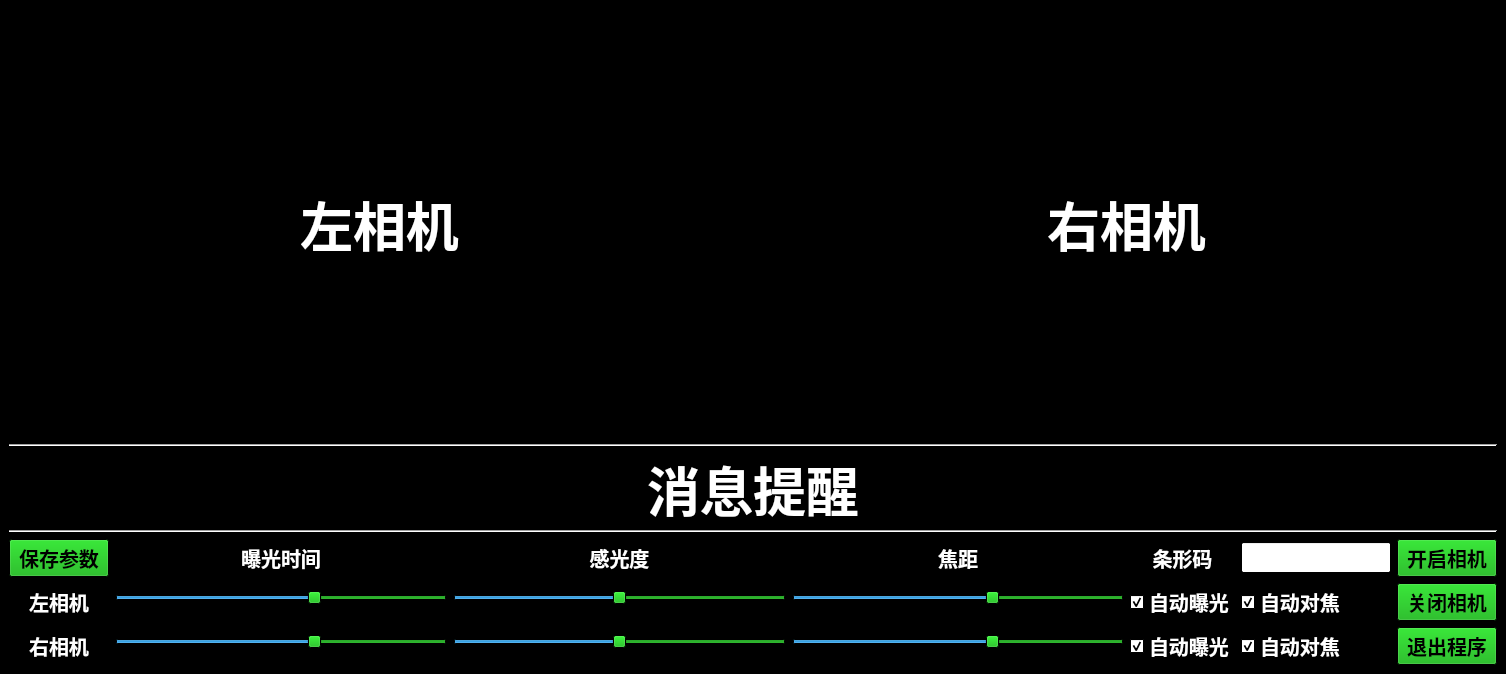
The window that ui/main.ui (Marco-ardu/DetectScraw) describes before a commit, drawn with Qt 5.
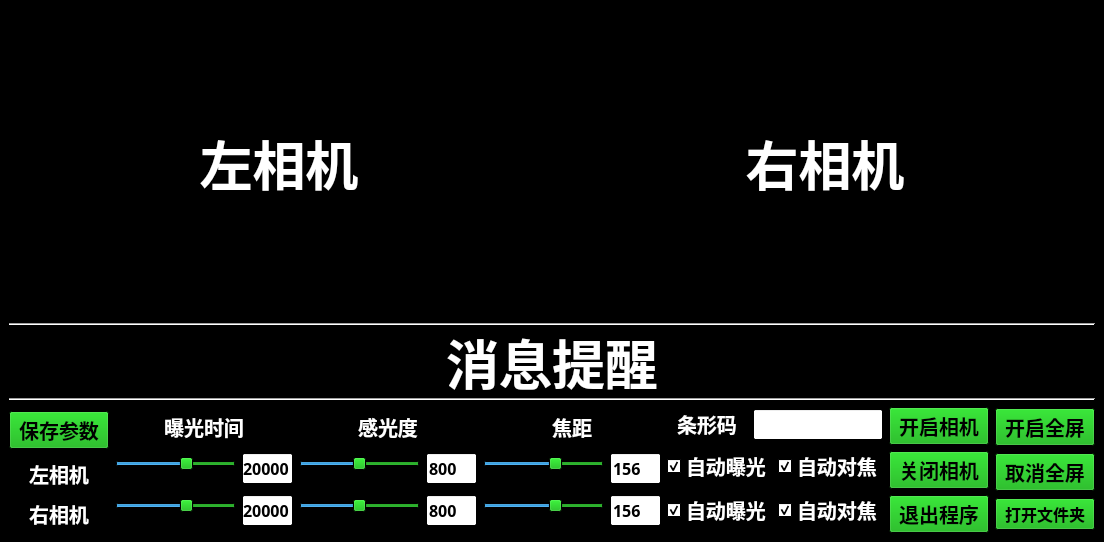
The same window after the commit. Icons and pictures are not drawn.

Commit message: Added slider value display, automatic switching of auto function logic, open picture folder function, open and close full screen function, update readme.md

```diff
--- a/ui/main.ui
+++ b/ui/main.ui
@@ -6,8 +6,8 @@
    <rect>
     <x>0</x>
     <y>0</y>
-    <width>1506</width>
-    <height>674</height>
+    <width>1104</width>
+    <height>542</height>
    </rect>
   </property>
   <property name="palette">
@@ -140,7 +140,7 @@
    <string>OAK Scraw Detect</string>
   </property>
   <widget class="QWidget" name="centralwidget">
-   <layout class="QVBoxLayout" name="verticalLayout" stretch="6,1,1,1,1">
+   <layout class="QVBoxLayout" name="verticalLayout_8" stretch="8,1,1,1,2">
     <item>
      <layout class="QHBoxLayout" name="horizontalLayout">
       <item>
@@ -259,12 +259,20 @@
      </widget>
     </item>
     <item>
-     <layout class="QGridLayout" name="gridLayout">
-      <item row="0" column="4">
-       <widget class="QLabel" name="Barcodelabel">
+     <layout class="QHBoxLayout" name="horizontalLayout_11" stretch="1,3,3,3,2,1,1">
+      <item>
+       <layout class="QVBoxLayout" name="verticalLayout_2" stretch="1,1,1">
+        <item>
+         <widget class="QPushButton" name="SaveButton">
+          <property name="sizePolicy">
+           <sizepolicy hsizetype="Fixed" vsizetype="Fixed">
+            <horstretch>0</horstretch>
+            <verstretch>0</verstretch>
+           </sizepolicy>
+          </property>
         <property name="minimumSize">
          <size>
-          <width>80</width>
+            <width>100</width>
           <height>0</height>
          </size>
         </property>
@@ -280,15 +288,18 @@
          </font>
         </property>
         <property name="text">
-         <string>条形码</string>
-        </property>
-        <property name="alignment">
-         <set>Qt::AlignCenter</set>
-        </property>
-       </widget>
-      </item>
-      <item row="0" column="5">
-       <widget class="QLineEdit" name="BarCodeValue">
+           <string>保存参数</string>
+          </property>
+         </widget>
+        </item>
+        <item>
+         <widget class="QLabel" name="left_label">
+          <property name="sizePolicy">
+           <sizepolicy hsizetype="Fixed" vsizetype="Fixed">
+            <horstretch>0</horstretch>
+            <verstretch>0</verstretch>
+           </sizepolicy>
+          </property>
         <property name="minimumSize">
          <size>
           <width>100</width>
@@ -297,22 +308,6 @@
         </property>
         <property name="maximumSize">
          <size>
-          <width>150</width>
-          <height>16777215</height>
-         </size>
-        </property>
-       </widget>
-      </item>
-      <item row="0" column="3">
-       <widget class="QLabel" name="lensPos_label">
-        <property name="minimumSize">
-         <size>
-          <width>80</width>
-          <height>0</height>
-         </size>
-        </property>
-        <property name="maximumSize">
-         <size>
           <width>400</width>
           <height>16777215</height>
          </size>
@@ -323,15 +318,21 @@
          </font>
         </property>
         <property name="text">
-         <string>焦距</string>
+           <string>左相机</string>
         </property>
         <property name="alignment">
          <set>Qt::AlignCenter</set>
         </property>
        </widget>
       </item>
-      <item row="1" column="3">
-       <widget class="QSlider" name="left_lensPos_value">
+        <item>
+         <widget class="QLabel" name="right_label">
+          <property name="sizePolicy">
+           <sizepolicy hsizetype="Fixed" vsizetype="Fixed">
+            <horstretch>0</horstretch>
+            <verstretch>0</verstretch>
+           </sizepolicy>
+          </property>
         <property name="minimumSize">
          <size>
           <width>100</width>
@@ -344,37 +345,31 @@
           <height>16777215</height>
          </size>
         </property>
-        <property name="contextMenuPolicy">
-         <enum>Qt::DefaultContextMenu</enum>
-        </property>
-        <property name="minimum">
-         <number>1</number>
-        </property>
-        <property name="maximum">
-         <number>255</number>
-        </property>
-        <property name="value">
-         <number>156</number>
-        </property>
-        <property name="orientation">
-         <enum>Qt::Horizontal</enum>
-        </property>
-        <property name="invertedAppearance">
-         <bool>false</bool>
-        </property>
-        <property name="invertedControls">
-         <bool>false</bool>
-        </property>
-        <property name="tickPosition">
-         <enum>QSlider::TicksBelow</enum>
-        </property>
-        <property name="tickInterval">
-         <number>10</number>
-        </property>
-       </widget>
-      </item>
-      <item row="0" column="1">
+          <property name="font">
+           <font>
+            <pointsize>15</pointsize>
+           </font>
+          </property>
+          <property name="text">
+           <string>右相机</string>
+          </property>
+          <property name="alignment">
+           <set>Qt::AlignCenter</set>
+          </property>
+         </widget>
+        </item>
+       </layout>
+      </item>
+      <item>
+       <layout class="QVBoxLayout" name="verticalLayout" stretch="1,1,1">
+        <item>
        <widget class="QLabel" name="exp_time_label">
+          <property name="sizePolicy">
+           <sizepolicy hsizetype="Fixed" vsizetype="Fixed">
+            <horstretch>0</horstretch>
+            <verstretch>0</verstretch>
+           </sizepolicy>
+          </property>
         <property name="minimumSize">
          <size>
           <width>90</width>
@@ -400,8 +395,120 @@
         </property>
        </widget>
       </item>
-      <item row="0" column="2">
+        <item>
+         <layout class="QHBoxLayout" name="horizontalLayout_3" stretch="5,1">
+          <item>
+           <widget class="QSlider" name="left_exp_time_value">
+            <property name="sizePolicy">
+             <sizepolicy hsizetype="Expanding" vsizetype="Fixed">
+              <horstretch>0</horstretch>
+              <verstretch>0</verstretch>
+             </sizepolicy>
+            </property>
+            <property name="minimumSize">
+             <size>
+              <width>100</width>
+              <height>0</height>
+             </size>
+            </property>
+            <property name="maximumSize">
+             <size>
+              <width>400</width>
+              <height>16777215</height>
+             </size>
+            </property>
+            <property name="minimum">
+             <number>1</number>
+            </property>
+            <property name="maximum">
+             <number>33000</number>
+            </property>
+            <property name="value">
+             <number>20000</number>
+            </property>
+            <property name="orientation">
+             <enum>Qt::Horizontal</enum>
+            </property>
+            <property name="tickPosition">
+             <enum>QSlider::TicksBelow</enum>
+            </property>
+            <property name="tickInterval">
+             <number>1000</number>
+            </property>
+           </widget>
+          </item>
+          <item>
+           <widget class="QLineEdit" name="left_exp_time_edit">
+            <property name="text">
+             <string>20000</string>
+            </property>
+           </widget>
+          </item>
+         </layout>
+        </item>
+        <item>
+         <layout class="QHBoxLayout" name="horizontalLayout_2" stretch="5,1">
+          <item>
+           <widget class="QSlider" name="right_exp_time_value">
+            <property name="sizePolicy">
+             <sizepolicy hsizetype="Ignored" vsizetype="Fixed">
+              <horstretch>0</horstretch>
+              <verstretch>0</verstretch>
+             </sizepolicy>
+            </property>
+            <property name="minimumSize">
+             <size>
+              <width>100</width>
+              <height>0</height>
+             </size>
+            </property>
+            <property name="maximumSize">
+             <size>
+              <width>400</width>
+              <height>16777215</height>
+             </size>
+            </property>
+            <property name="minimum">
+             <number>1</number>
+            </property>
+            <property name="maximum">
+             <number>33000</number>
+            </property>
+            <property name="value">
+             <number>20000</number>
+            </property>
+            <property name="orientation">
+             <enum>Qt::Horizontal</enum>
+            </property>
+            <property name="tickPosition">
+             <enum>QSlider::TicksBelow</enum>
+            </property>
+            <property name="tickInterval">
+             <number>1000</number>
+            </property>
+           </widget>
+          </item>
+          <item>
+           <widget class="QLineEdit" name="right_exp_time_edit">
+            <property name="text">
+             <string>20000</string>
+            </property>
+           </widget>
+          </item>
+         </layout>
+        </item>
+       </layout>
+      </item>
+      <item>
+       <layout class="QVBoxLayout" name="verticalLayout_3" stretch="1,1,1">
+        <item>
        <widget class="QLabel" name="sens_ios_label">
+          <property name="sizePolicy">
+           <sizepolicy hsizetype="Fixed" vsizetype="Fixed">
+            <horstretch>0</horstretch>
+            <verstretch>0</verstretch>
+           </sizepolicy>
+          </property>
         <property name="minimumSize">
          <size>
           <width>70</width>
@@ -427,108 +534,16 @@
         </property>
        </widget>
       </item>
-      <item row="2" column="0">
-       <widget class="QLabel" name="right_label">
-        <property name="minimumSize">
-         <size>
-          <width>70</width>
-          <height>0</height>
-         </size>
-        </property>
-        <property name="maximumSize">
-         <size>
-          <width>400</width>
-          <height>16777215</height>
-         </size>
-        </property>
-        <property name="font">
-         <font>
-          <pointsize>15</pointsize>
-         </font>
-        </property>
-        <property name="text">
-         <string>右相机</string>
-        </property>
-        <property name="alignment">
-         <set>Qt::AlignCenter</set>
-        </property>
-       </widget>
-      </item>
-      <item row="0" column="6">
-       <widget class="QPushButton" name="btnStart">
-        <property name="enabled">
-         <bool>true</bool>
-        </property>
-        <property name="sizePolicy">
-         <sizepolicy hsizetype="Preferred" vsizetype="Preferred">
-          <horstretch>0</horstretch>
-          <verstretch>3</verstretch>
-         </sizepolicy>
-        </property>
-        <property name="minimumSize">
-         <size>
-          <width>100</width>
-          <height>0</height>
-         </size>
-        </property>
-        <property name="maximumSize">
-         <size>
-          <width>400</width>
-          <height>16777215</height>
-         </size>
-        </property>
-        <property name="font">
-         <font>
-          <family>微軟正黑體</family>
-          <pointsize>15</pointsize>
-          <weight>75</weight>
-          <bold>true</bold>
-         </font>
-        </property>
-        <property name="text">
-         <string>开启相机</string>
-        </property>
-        <property name="autoRepeatDelay">
-         <number>300</number>
-        </property>
-       </widget>
-      </item>
-      <item row="2" column="2">
-       <widget class="QSlider" name="right_sens_ios_value">
-        <property name="minimumSize">
-         <size>
-          <width>100</width>
-          <height>0</height>
-         </size>
-        </property>
-        <property name="maximumSize">
-         <size>
-          <width>400</width>
-          <height>16777215</height>
-         </size>
-        </property>
-        <property name="minimum">
-         <number>1</number>
-        </property>
-        <property name="maximum">
-         <number>1600</number>
-        </property>
-        <property name="value">
-         <number>800</number>
-        </property>
-        <property name="orientation">
-         <enum>Qt::Horizontal</enum>
-        </property>
-        <property name="tickPosition">
-         <enum>QSlider::TicksBelow</enum>
-        </property>
-        <property name="tickInterval">
-         <number>80</number>
-        </property>
-       </widget>
-      </item>
-      <item row="1" column="2">
+        <item>
+         <layout class="QHBoxLayout" name="horizontalLayout_4" stretch="5,1">
+          <item>
        <widget class="QSlider" name="left_sens_ios_value">
+            <property name="sizePolicy">
+             <sizepolicy hsizetype="Expanding" vsizetype="Fixed">
+              <horstretch>0</horstretch>
+              <verstretch>0</verstretch>
+             </sizepolicy>
+            </property>
         <property name="minimumSize">
          <size>
           <width>100</width>
@@ -561,8 +576,25 @@
         </property>
        </widget>
       </item>
-      <item row="0" column="0">
-       <widget class="QPushButton" name="SaveButton">
+          <item>
+           <widget class="QLineEdit" name="left_sens_ios_edit">
+            <property name="text">
+             <string>800</string>
+            </property>
+           </widget>
+          </item>
+         </layout>
+        </item>
+        <item>
+         <layout class="QHBoxLayout" name="horizontalLayout_5" stretch="5,1">
+          <item>
+           <widget class="QSlider" name="right_sens_ios_value">
+            <property name="sizePolicy">
+             <sizepolicy hsizetype="Expanding" vsizetype="Fixed">
+              <horstretch>0</horstretch>
+              <verstretch>0</verstretch>
+             </sizepolicy>
+            </property>
         <property name="minimumSize">
          <size>
           <width>100</width>
@@ -575,21 +607,50 @@
           <height>16777215</height>
          </size>
         </property>
-        <property name="font">
-         <font>
-          <pointsize>15</pointsize>
-         </font>
-        </property>
+            <property name="minimum">
+             <number>1</number>
+            </property>
+            <property name="maximum">
+             <number>1600</number>
+            </property>
+            <property name="value">
+             <number>800</number>
+            </property>
+            <property name="orientation">
+             <enum>Qt::Horizontal</enum>
+            </property>
+            <property name="tickPosition">
+             <enum>QSlider::TicksBelow</enum>
+            </property>
+            <property name="tickInterval">
+             <number>80</number>
+            </property>
+           </widget>
+          </item>
+          <item>
+           <widget class="QLineEdit" name="right_sens_ios_edit">
         <property name="text">
-         <string>保存参数</string>
+             <string>800</string>
         </property>
        </widget>
       </item>
-      <item row="1" column="5">
-       <widget class="QCheckBox" name="autofocusleft">
+         </layout>
+        </item>
+       </layout>
+      </item>
+      <item>
+       <layout class="QVBoxLayout" name="verticalLayout_4" stretch="1,1,1">
+        <item>
+         <widget class="QLabel" name="lensPos_label">
+          <property name="sizePolicy">
+           <sizepolicy hsizetype="Fixed" vsizetype="Fixed">
+            <horstretch>0</horstretch>
+            <verstretch>0</verstretch>
+           </sizepolicy>
+          </property>
         <property name="minimumSize">
          <size>
-          <width>105</width>
+            <width>80</width>
           <height>0</height>
          </size>
         </property>
@@ -605,15 +666,23 @@
          </font>
         </property>
         <property name="text">
-         <string>自动对焦</string>
-        </property>
-        <property name="checked">
-         <bool>true</bool>
+           <string>焦距</string>
+          </property>
+          <property name="alignment">
+           <set>Qt::AlignCenter</set>
         </property>
        </widget>
       </item>
-      <item row="2" column="1">
-       <widget class="QSlider" name="right_exp_time_value">
+        <item>
+         <layout class="QHBoxLayout" name="horizontalLayout_6" stretch="6,1">
+          <item>
+           <widget class="QSlider" name="left_lensPos_value">
+            <property name="sizePolicy">
+             <sizepolicy hsizetype="Expanding" vsizetype="Fixed">
+              <horstretch>0</horstretch>
+              <verstretch>0</verstretch>
+             </sizepolicy>
+            </property>
         <property name="minimumSize">
          <size>
           <width>100</width>
@@ -630,24 +699,173 @@
          <number>1</number>
         </property>
         <property name="maximum">
-         <number>33000</number>
+             <number>255</number>
         </property>
         <property name="value">
-         <number>20000</number>
+             <number>156</number>
         </property>
         <property name="orientation">
          <enum>Qt::Horizontal</enum>
         </property>
+            <property name="invertedAppearance">
+             <bool>false</bool>
+            </property>
+            <property name="invertedControls">
+             <bool>false</bool>
+            </property>
         <property name="tickPosition">
          <enum>QSlider::TicksBelow</enum>
         </property>
         <property name="tickInterval">
-         <number>1000</number>
+             <number>10</number>
         </property>
        </widget>
       </item>
-      <item row="1" column="4">
+          <item>
+           <widget class="QLineEdit" name="left_lensPos_edit">
+            <property name="text">
+             <string>156</string>
+            </property>
+           </widget>
+          </item>
+         </layout>
+        </item>
+        <item>
+         <layout class="QHBoxLayout" name="horizontalLayout_7" stretch="6,1">
+          <item>
+           <widget class="QSlider" name="right_lensPos_value">
+            <property name="sizePolicy">
+             <sizepolicy hsizetype="Expanding" vsizetype="Fixed">
+              <horstretch>0</horstretch>
+              <verstretch>0</verstretch>
+             </sizepolicy>
+            </property>
+            <property name="minimumSize">
+             <size>
+              <width>100</width>
+              <height>0</height>
+             </size>
+            </property>
+            <property name="maximumSize">
+             <size>
+              <width>400</width>
+              <height>16777215</height>
+             </size>
+            </property>
+            <property name="contextMenuPolicy">
+             <enum>Qt::DefaultContextMenu</enum>
+            </property>
+            <property name="minimum">
+             <number>1</number>
+            </property>
+            <property name="maximum">
+             <number>255</number>
+            </property>
+            <property name="value">
+             <number>156</number>
+            </property>
+            <property name="orientation">
+             <enum>Qt::Horizontal</enum>
+            </property>
+            <property name="invertedAppearance">
+             <bool>false</bool>
+            </property>
+            <property name="invertedControls">
+             <bool>false</bool>
+            </property>
+            <property name="tickPosition">
+             <enum>QSlider::TicksBelow</enum>
+            </property>
+            <property name="tickInterval">
+             <number>10</number>
+            </property>
+           </widget>
+          </item>
+          <item>
+           <widget class="QLineEdit" name="right_lensPos_edit">
+            <property name="text">
+             <string>156</string>
+            </property>
+           </widget>
+          </item>
+         </layout>
+        </item>
+       </layout>
+      </item>
+      <item>
+       <layout class="QVBoxLayout" name="verticalLayout_6" stretch="1,1,1">
+        <item>
+         <layout class="QHBoxLayout" name="horizontalLayout_10">
+          <item>
+           <widget class="QLabel" name="Barcodelabel">
+            <property name="sizePolicy">
+             <sizepolicy hsizetype="Fixed" vsizetype="Fixed">
+              <horstretch>0</horstretch>
+              <verstretch>0</verstretch>
+             </sizepolicy>
+            </property>
+            <property name="minimumSize">
+             <size>
+              <width>80</width>
+              <height>0</height>
+             </size>
+            </property>
+            <property name="maximumSize">
+             <size>
+              <width>400</width>
+              <height>16777215</height>
+             </size>
+            </property>
+            <property name="font">
+             <font>
+              <pointsize>15</pointsize>
+             </font>
+            </property>
+            <property name="text">
+             <string>条形码</string>
+            </property>
+            <property name="alignment">
+             <set>Qt::AlignCenter</set>
+            </property>
+           </widget>
+          </item>
+          <item>
+           <widget class="QLineEdit" name="BarCodeValue">
+            <property name="sizePolicy">
+             <sizepolicy hsizetype="Fixed" vsizetype="Fixed">
+              <horstretch>0</horstretch>
+              <verstretch>0</verstretch>
+             </sizepolicy>
+            </property>
+            <property name="minimumSize">
+             <size>
+              <width>100</width>
+              <height>0</height>
+             </size>
+            </property>
+            <property name="maximumSize">
+             <size>
+              <width>150</width>
+              <height>16777215</height>
+             </size>
+            </property>
+           </widget>
+          </item>
+         </layout>
+        </item>
+        <item>
+         <layout class="QHBoxLayout" name="horizontalLayout_9" stretch="1,1">
+          <property name="sizeConstraint">
+           <enum>QLayout::SetDefaultConstraint</enum>
+          </property>
+          <item>
        <widget class="QCheckBox" name="autoexpleft">
+            <property name="sizePolicy">
+             <sizepolicy hsizetype="Fixed" vsizetype="Fixed">
+              <horstretch>0</horstretch>
+              <verstretch>0</verstretch>
+             </sizepolicy>
+            </property>
         <property name="minimumSize">
          <size>
           <width>105</width>
@@ -665,6 +883,12 @@
           <pointsize>15</pointsize>
          </font>
         </property>
+            <property name="layoutDirection">
+             <enum>Qt::LeftToRight</enum>
+            </property>
+            <property name="autoFillBackground">
+             <bool>false</bool>
+            </property>
         <property name="text">
          <string>自动曝光</string>
         </property>
@@ -673,17 +897,17 @@
         </property>
        </widget>
       </item>
-      <item row="1" column="6">
-       <widget class="QPushButton" name="btnStop">
+          <item>
+           <widget class="QCheckBox" name="autofocusleft">
         <property name="sizePolicy">
-         <sizepolicy hsizetype="Preferred" vsizetype="Preferred">
+             <sizepolicy hsizetype="Fixed" vsizetype="Fixed">
           <horstretch>0</horstretch>
           <verstretch>0</verstretch>
          </sizepolicy>
         </property>
         <property name="minimumSize">
          <size>
-          <width>100</width>
+              <width>105</width>
           <height>0</height>
          </size>
         </property>
@@ -695,19 +919,35 @@
         </property>
         <property name="font">
          <font>
-          <family>微軟正黑體</family>
           <pointsize>15</pointsize>
-          <weight>75</weight>
-          <bold>true</bold>
          </font>
         </property>
         <property name="text">
-         <string>关闭相机</string>
+             <string>自动对焦</string>
+            </property>
+            <property name="checkable">
+             <bool>true</bool>
+            </property>
+            <property name="checked">
+             <bool>true</bool>
+            </property>
+            <property name="tristate">
+             <bool>false</bool>
         </property>
        </widget>
       </item>
-      <item row="2" column="4">
+         </layout>
+        </item>
+        <item>
+         <layout class="QHBoxLayout" name="horizontalLayout_8">
+          <item>
        <widget class="QCheckBox" name="autoexpright">
+            <property name="sizePolicy">
+             <sizepolicy hsizetype="Fixed" vsizetype="Fixed">
+              <horstretch>0</horstretch>
+              <verstretch>0</verstretch>
+             </sizepolicy>
+            </property>
         <property name="minimumSize">
          <size>
           <width>105</width>
@@ -745,8 +985,14 @@
         </property>
        </widget>
       </item>
-      <item row="2" column="5">
+          <item>
        <widget class="QCheckBox" name="autofocusright">
+            <property name="sizePolicy">
+             <sizepolicy hsizetype="Fixed" vsizetype="Fixed">
+              <horstretch>0</horstretch>
+              <verstretch>0</verstretch>
+             </sizepolicy>
+            </property>
         <property name="minimumSize">
          <size>
           <width>105</width>
@@ -772,8 +1018,23 @@
         </property>
        </widget>
       </item>
-      <item row="2" column="3">
-       <widget class="QSlider" name="right_lensPos_value">
+         </layout>
+        </item>
+       </layout>
+      </item>
+      <item>
+       <layout class="QVBoxLayout" name="verticalLayout_5" stretch="1,1,1">
+        <item>
+         <widget class="QPushButton" name="btnStart">
+          <property name="enabled">
+           <bool>true</bool>
+          </property>
+          <property name="sizePolicy">
+           <sizepolicy hsizetype="Preferred" vsizetype="Fixed">
+            <horstretch>0</horstretch>
+            <verstretch>3</verstretch>
+           </sizepolicy>
+          </property>
         <property name="minimumSize">
          <size>
           <width>100</width>
@@ -786,37 +1047,63 @@
           <height>16777215</height>
          </size>
         </property>
-        <property name="contextMenuPolicy">
-         <enum>Qt::DefaultContextMenu</enum>
-        </property>
-        <property name="minimum">
-         <number>1</number>
-        </property>
-        <property name="maximum">
-         <number>255</number>
-        </property>
-        <property name="value">
-         <number>156</number>
-        </property>
-        <property name="orientation">
-         <enum>Qt::Horizontal</enum>
-        </property>
-        <property name="invertedAppearance">
-         <bool>false</bool>
-        </property>
-        <property name="invertedControls">
-         <bool>false</bool>
-        </property>
-        <property name="tickPosition">
-         <enum>QSlider::TicksBelow</enum>
-        </property>
-        <property name="tickInterval">
-         <number>10</number>
-        </property>
-       </widget>
-      </item>
-      <item row="2" column="6">
+          <property name="font">
+           <font>
+            <family>微軟正黑體</family>
+            <pointsize>15</pointsize>
+            <weight>75</weight>
+            <bold>true</bold>
+           </font>
+          </property>
+          <property name="text">
+           <string>开启相机</string>
+          </property>
+          <property name="autoRepeatDelay">
+           <number>300</number>
+          </property>
+         </widget>
+        </item>
+        <item>
+         <widget class="QPushButton" name="btnStop">
+          <property name="sizePolicy">
+           <sizepolicy hsizetype="Preferred" vsizetype="Fixed">
+            <horstretch>0</horstretch>
+            <verstretch>0</verstretch>
+           </sizepolicy>
+          </property>
+          <property name="minimumSize">
+           <size>
+            <width>100</width>
+            <height>0</height>
+           </size>
+          </property>
+          <property name="maximumSize">
+           <size>
+            <width>400</width>
+            <height>16777215</height>
+           </size>
+          </property>
+          <property name="font">
+           <font>
+            <family>微軟正黑體</family>
+            <pointsize>15</pointsize>
+            <weight>75</weight>
+            <bold>true</bold>
+           </font>
+          </property>
+          <property name="text">
+           <string>关闭相机</string>
+          </property>
+         </widget>
+        </item>
+        <item>
        <widget class="QPushButton" name="ShutDown">
+          <property name="sizePolicy">
+           <sizepolicy hsizetype="Minimum" vsizetype="Fixed">
+            <horstretch>0</horstretch>
+            <verstretch>0</verstretch>
+           </sizepolicy>
+          </property>
         <property name="minimumSize">
          <size>
           <width>100</width>
@@ -839,11 +1126,24 @@
         </property>
        </widget>
       </item>
-      <item row="1" column="0">
-       <widget class="QLabel" name="left_label">
+       </layout>
+      </item>
+      <item>
+       <layout class="QVBoxLayout" name="verticalLayout_7">
+        <item>
+         <widget class="QPushButton" name="btnAllScreen">
+          <property name="enabled">
+           <bool>true</bool>
+          </property>
+          <property name="sizePolicy">
+           <sizepolicy hsizetype="Preferred" vsizetype="Fixed">
+            <horstretch>0</horstretch>
+            <verstretch>3</verstretch>
+           </sizepolicy>
+          </property>
         <property name="minimumSize">
          <size>
-          <width>70</width>
+            <width>100</width>
           <height>0</height>
          </size>
         </property>
@@ -855,19 +1155,31 @@
         </property>
         <property name="font">
          <font>
+            <family>微軟正黑體</family>
           <pointsize>15</pointsize>
+            <weight>75</weight>
+            <bold>true</bold>
          </font>
         </property>
         <property name="text">
-         <string>左相机</string>
-        </property>
-        <property name="alignment">
-         <set>Qt::AlignCenter</set>
+           <string>开启全屏</string>
+          </property>
+          <property name="autoRepeatDelay">
+           <number>300</number>
         </property>
        </widget>
       </item>
-      <item row="1" column="1">
-       <widget class="QSlider" name="left_exp_time_value">
+        <item>
+         <widget class="QPushButton" name="btnNoAllScreen">
+          <property name="enabled">
+           <bool>true</bool>
+          </property>
+          <property name="sizePolicy">
+           <sizepolicy hsizetype="Preferred" vsizetype="Fixed">
+            <horstretch>0</horstretch>
+            <verstretch>3</verstretch>
+           </sizepolicy>
+          </property>
         <property name="minimumSize">
          <size>
           <width>100</width>
@@ -880,25 +1192,62 @@
           <height>16777215</height>
          </size>
         </property>
-        <property name="minimum">
-         <number>1</number>
-        </property>
-        <property name="maximum">
-         <number>33000</number>
-        </property>
-        <property name="value">
-         <number>20000</number>
-        </property>
-        <property name="orientation">
-         <enum>Qt::Horizontal</enum>
-        </property>
-        <property name="tickPosition">
-         <enum>QSlider::TicksBelow</enum>
-        </property>
-        <property name="tickInterval">
-         <number>1000</number>
-        </property>
-       </widget>
+          <property name="font">
+           <font>
+            <family>微軟正黑體</family>
+            <pointsize>15</pointsize>
+            <weight>75</weight>
+            <bold>true</bold>
+           </font>
+          </property>
+          <property name="text">
+           <string>取消全屏</string>
+          </property>
+          <property name="autoRepeatDelay">
+           <number>300</number>
+          </property>
+         </widget>
+        </item>
+        <item>
+         <widget class="QPushButton" name="btnOpenPath">
+          <property name="enabled">
+           <bool>true</bool>
+          </property>
+          <property name="sizePolicy">
+           <sizepolicy hsizetype="Preferred" vsizetype="Fixed">
+            <horstretch>0</horstretch>
+            <verstretch>3</verstretch>
+           </sizepolicy>
+          </property>
+          <property name="minimumSize">
+           <size>
+            <width>100</width>
+            <height>0</height>
+           </size>
+          </property>
+          <property name="maximumSize">
+           <size>
+            <width>400</width>
+            <height>16777215</height>
+           </size>
+          </property>
+          <property name="font">
+           <font>
+            <family>微軟正黑體</family>
+            <pointsize>12</pointsize>
+            <weight>75</weight>
+            <bold>true</bold>
+           </font>
+          </property>
+          <property name="text">
+           <string>打开文件夹</string>
+          </property>
+          <property name="autoRepeatDelay">
+           <number>300</number>
+          </property>
+         </widget>
+        </item>
+       </layout>
       </item>
      </layout>
     </item>
```
Left out of the diff: 3 changed lines with no effect on the pictures. Lines whose indentation alone changed are shown as unchanged. The commit also changes 14 other files.
